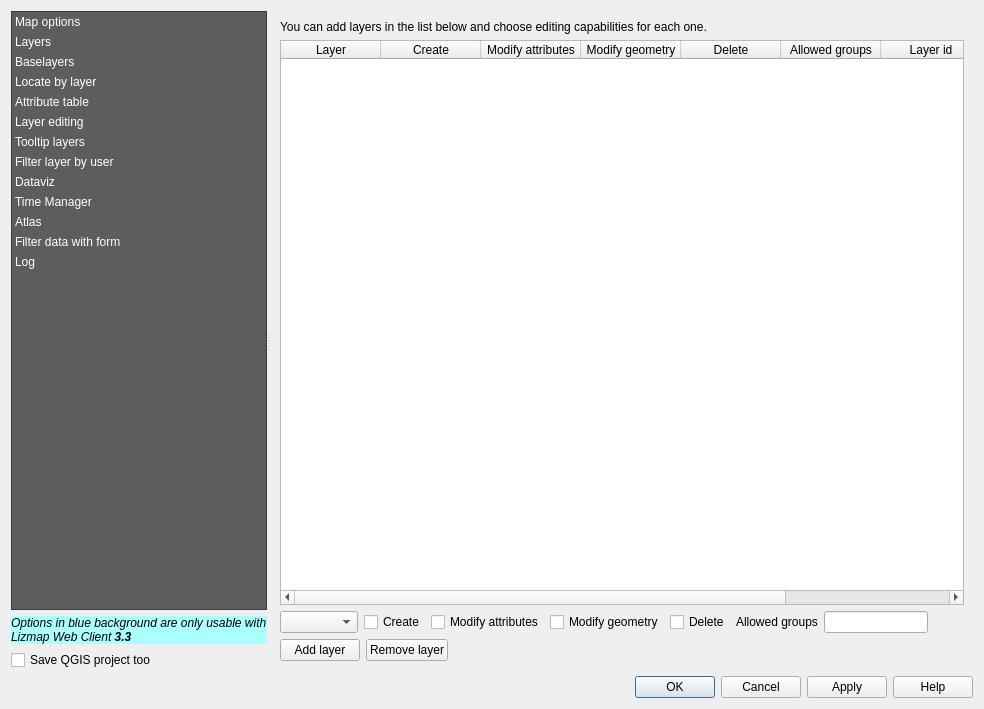
Qt form resources/ui/ui_lizmap.ui (3liz/lizmap-plugin) before a commit.
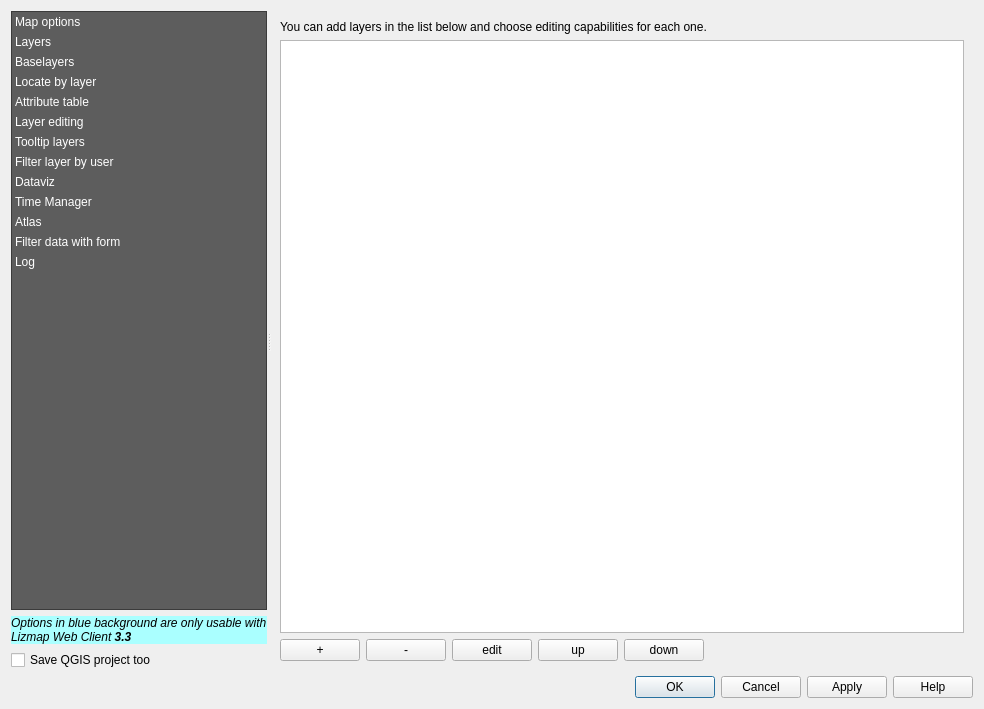
The same form after that commit. The open tabs and pages were chosen to show the change. Custom widgets are drawn as their Qt base class.

Commit message: port edition panel to be editable

Diff of the .ui file:
```diff
--- a/resources/ui/ui_lizmap.ui
+++ b/resources/ui/ui_lizmap.ui
@@ -2512,132 +2512,44 @@
                  <attribute name="horizontalHeaderStretchLastSection">
                   <bool>false</bool>
                  </attribute>
-                 <column>
-                  <property name="text">
-                   <string>Layer</string>
-                  </property>
-                 </column>
-                 <column>
-                  <property name="text">
-                   <string>Create</string>
-                  </property>
-                 </column>
-                 <column>
-                  <property name="text">
-                   <string>Modify attributes</string>
-                  </property>
-                 </column>
-                 <column>
-                  <property name="text">
-                   <string>Modify geometry</string>
-                  </property>
-                 </column>
-                 <column>
-                  <property name="text">
-                   <string>Delete</string>
-                  </property>
-                 </column>
-                 <column>
-                  <property name="text">
-                   <string>Allowed groups</string>
-                  </property>
-                 </column>
-                 <column>
-                  <property name="text">
-                   <string>Layer id</string>
-                  </property>
-                 </column>
-                 <column>
-                  <property name="text">
-                   <string>order</string>
-                  </property>
-                 </column>
                 </widget>
                </item>
                <item>
                 <layout class="QVBoxLayout" name="verticalLayout_8">
-                 <item>
-                  <layout class="QHBoxLayout" name="horizontalLayout_10">
-                   <item>
-                    <widget class="QgsMapLayerComboBox" name="liEditionLayer">
-                     <property name="minimumSize">
-                      <size>
-                       <width>78</width>
-                       <height>0</height>
-                      </size>
-                     </property>
-                    </widget>
-                   </item>
-                   <item>
-                    <widget class="QCheckBox" name="cbEditionLayerCreate">
-                     <property name="text">
-                      <string>Create</string>
-                     </property>
-                    </widget>
-                   </item>
-                   <item>
-                    <widget class="QCheckBox" name="cbEditionLayerModifyAttribute">
-                     <property name="text">
-                      <string>Modify attributes</string>
-                     </property>
-                    </widget>
-                   </item>
-                   <item>
-                    <widget class="QCheckBox" name="cbEditionLayerModifyGeometry">
-                     <property name="text">
-                      <string>Modify geometry</string>
-                     </property>
-                    </widget>
-                   </item>
-                   <item>
-                    <widget class="QCheckBox" name="cbEditionLayerDeleteFeature">
-                     <property name="text">
-                      <string>Delete</string>
-                     </property>
-                    </widget>
-                   </item>
-                   <item>
-                    <widget class="QLabel" name="label_57">
-                     <property name="text">
-                      <string>Allowed groups</string>
-                     </property>
-                    </widget>
-                   </item>
-                   <item>
-                    <widget class="QLineEdit" name="inEditionLayerAcl">
-                     <property name="toolTip">
-                      <string>Use a comma separated list of Lizmap groups ids to restrict access to this layer editing.</string>
-                     </property>
-                    </widget>
-                   </item>
-                   <item>
-                    <spacer name="horizontalSpacer_16">
-                     <property name="orientation">
-                      <enum>Qt::Horizontal</enum>
-                     </property>
-                     <property name="sizeHint" stdset="0">
-                      <size>
-                       <width>40</width>
-                       <height>20</height>
-                      </size>
-                     </property>
-                    </spacer>
-                   </item>
-                  </layout>
-                 </item>
                  <item>
                   <layout class="QHBoxLayout" name="horizontalLayout_17">
                    <item>
                     <widget class="QPushButton" name="btEditionLayerAdd">
                      <property name="text">
-                      <string>Add layer</string>
+                      <string notr="true">+</string>
                      </property>
                     </widget>
                    </item>
                    <item>
                     <widget class="QPushButton" name="btEditionLayerDel">
                      <property name="text">
-                      <string>Remove layer</string>
+                      <string notr="true">-</string>
+                     </property>
+                    </widget>
+                   </item>
+                   <item>
+                    <widget class="QPushButton" name="edit_edition_layer">
+                     <property name="text">
+                      <string notr="true">edit</string>
+                     </property>
+                    </widget>
+                   </item>
+                   <item>
+                    <widget class="QPushButton" name="up_edition_layer">
+                     <property name="text">
+                      <string notr="true">up</string>
+                     </property>
+                    </widget>
+                   </item>
+                   <item>
+                    <widget class="QPushButton" name="down_edition_layer">
+                     <property name="text">
+                      <string>down</string>
                      </property>
                     </widget>
                    </item>
```
Left out of the diff: 18 changed lines with no effect on the pictures. The commit also changes 8 other files.
